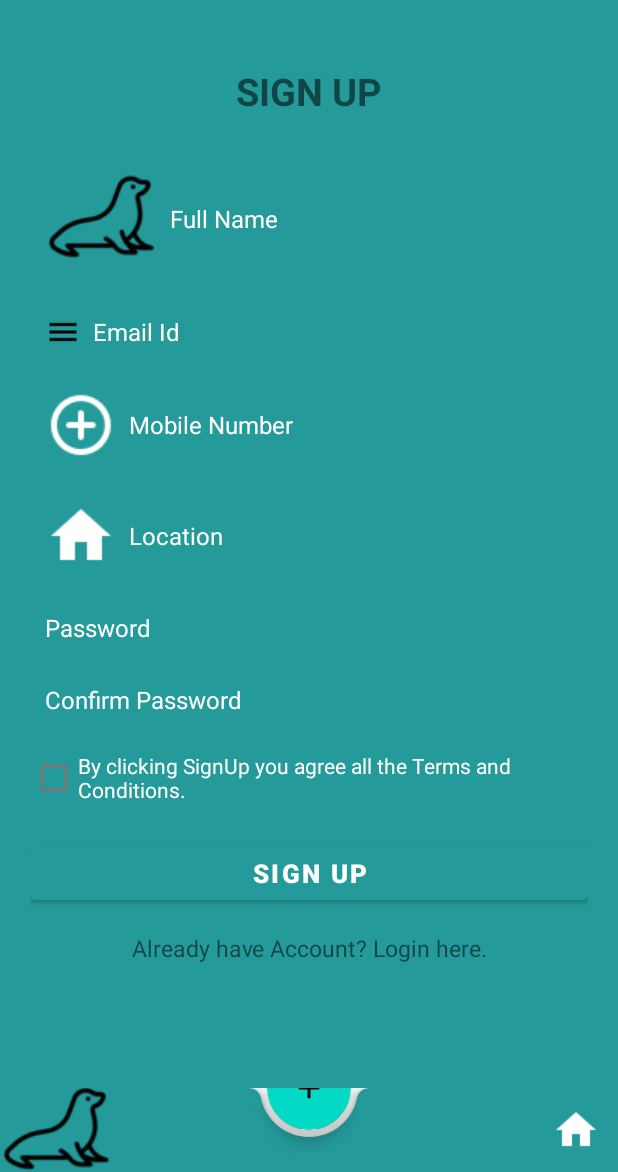
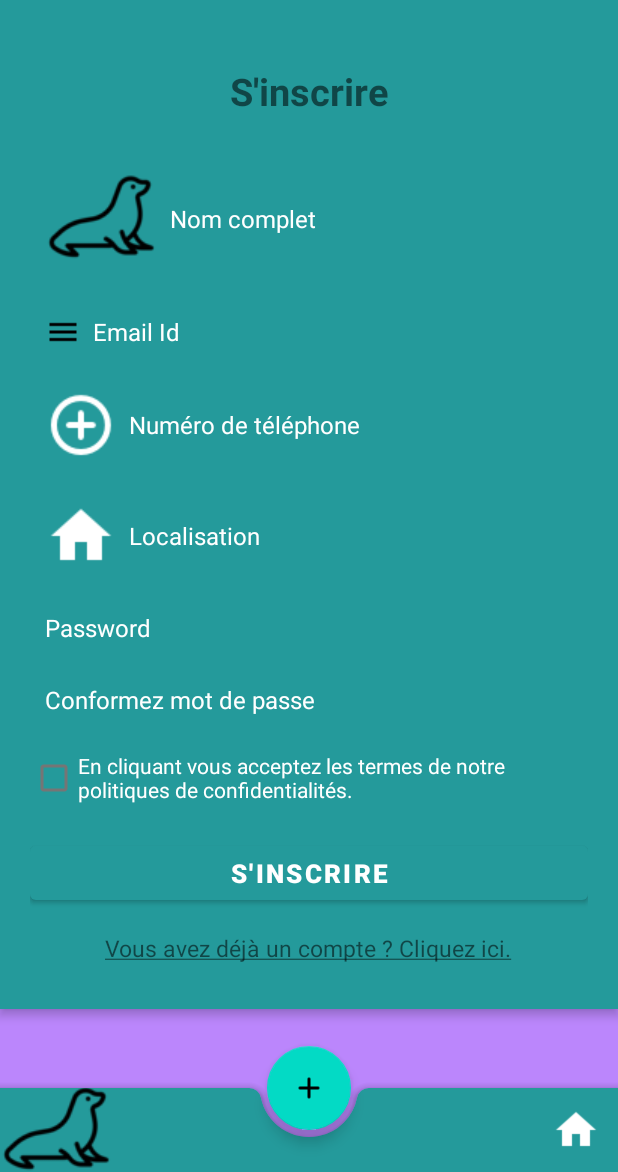
Before and after one commit to Beauget/HMIN205LeBonPetitCoin, an Android app: the fragment SignUpFragment placed in its activity, on a phone screen of 412 x 824 dp, the part 64-1236 px from its top. Run offline under Robolectric (Android 15) with nearby library versions, the phone set to English and light mode, and no system bars; our stand-ins replace Firebase (no records; nobody signed in at launch, a user with empty details on screens opened directly); libraries missing offline, so code that uses them is left out: com.firebase.ui.

Commit message:
extract string ressources + add authentification Firebase

```diff
--- a/app/build.gradle
+++ b/app/build.gradle
@@ -32,10 +32,14 @@ android {
 
 dependencies {
 
+
+    implementation platform('com.google.firebase:firebase-bom:26.7.0')
+    implementation 'com.google.firebase:firebase-analytics'
     implementation 'androidx.appcompat:appcompat:1.2.0'
     implementation 'com.google.android.material:material:1.3.0'
     implementation 'androidx.constraintlayout:constraintlayout:2.0.4'
     implementation 'com.google.android.material:material:1.3.0'
+    implementation 'com.firebaseui:firebase-ui-auth:6.4.0'
     testImplementation 'junit:junit:4.+'
     androidTestImplementation 'androidx.test.ext:junit:1.1.2'
     androidTestImplementation 'androidx.test.espresso:espresso-core:3.3.0'
--- a/app/src/main/java/com/example/lebonpetitcoin/Fragments/SignInFragment.java
+++ b/app/src/main/java/com/example/lebonpetitcoin/Fragments/SignInFragment.java
@@ -1,5 +1,6 @@
 package com.example.lebonpetitcoin.Fragments;
 
+import android.content.Intent;
 import android.os.Bundle;
 import android.view.LayoutInflater;
 import android.view.View;
@@ -15,18 +16,27 @@ import androidx.fragment.app.Fragment;
 import com.example.lebonpetitcoin.CustomToast;
 import com.example.lebonpetitcoin.R;
 import com.firebase.ui.auth.AuthUI;
+import com.firebase.ui.auth.IdpResponse;
+import com.google.firebase.auth.FirebaseAuth;
+import com.google.firebase.auth.FirebaseUser;
 
 import java.util.Arrays;
+import java.util.List;
 import java.util.regex.Matcher;
 import java.util.regex.Pattern;
 
 import static androidx.core.app.ActivityCompat.startActivityForResult;
 
 public class SignInFragment extends Fragment implements View.OnClickListener {
+    private static final int RC_SIGN_IN = 123;
+    private static final int RESULT_OK = 1;
     private static View view;
     private static EditText emailId, password;
     private static TextView login;
     private static Button signInButton;
+
+    List<AuthUI.IdpConfig> providers = Arrays.asList(
+            new AuthUI.IdpConfig.EmailBuilder().build());
 
 
     public static final String regEx = "^[a-zA-Z0-9_!#$%&’*+/=?`{|}~^.-]+@[a-zA-Z0-9.-]+$";
@@ -116,4 +126,27 @@ public class SignInFragment extends Fragment implements View.OnClickListener {
     }
 
 
+
+    // [START auth_fui_result]
+    @Override
+    public void onActivityResult(int requestCode, int resultCode, Intent data) {
+        super.onActivityResult(requestCode, resultCode, data);
+
+        if (requestCode == RC_SIGN_IN) {
+            IdpResponse response = IdpResponse.fromResultIntent(data);
+
+            if (resultCode == RESULT_OK) {
+                // Successfully signed in
+                FirebaseUser user = FirebaseAuth.getInstance().getCurrentUser();
+                // ...
+            } else {
+                // Sign in failed. If response is null the user canceled the
+                // sign-in flow using the back button. Otherwise check
+                // response.getError().getErrorCode() and handle the error.
+                // ...
+            }
+        }
+    }
+
+
 }
--- a/app/src/main/java/com/example/lebonpetitcoin/Fragments/SignUpFragment.java
+++ b/app/src/main/java/com/example/lebonpetitcoin/Fragments/SignUpFragment.java
@@ -23,6 +23,7 @@ import android.widget.TextView;
 import android.widget.Toast;
 
 import androidx.fragment.app.Fragment;
+import androidx.fragment.app.FragmentManager;
 
 public class SignUpFragment extends Fragment implements OnClickListener {
     private static View view;
@@ -31,8 +32,12 @@ public class SignUpFragment extends Fragment implements OnClickListener {
     private static TextView login;
     private static Button signUpButton;
     private static CheckBox terms_conditions;
+    private static TextView already_user;
+    private static Fragment signin;
 
     public static final String regEx = "^[a-zA-Z0-9_!#$%&’*+/=?`{|}~^.-]+@[a-zA-Z0-9.-]+$";
+
+
     public SignUpFragment() {
 
     }
@@ -61,6 +66,8 @@ public class SignUpFragment extends Fragment implements OnClickListener {
         signUpButton = (Button) view.findViewById(R.id.signUpBtn);
         login = (TextView) view.findViewById(R.id.already_user);
         terms_conditions = (CheckBox) view.findViewById(R.id.terms_conditions);
+        already_user = (TextView) view.findViewById(R.id.already_user);
+        signin = SignInFragment.newInstance();
 
         /*Setting text selector over textviews
         XmlResourceParser xrp = getResources().getXml(R.drawable.text_selector);
@@ -91,7 +98,8 @@ public class SignUpFragment extends Fragment implements OnClickListener {
             case R.id.already_user:
 
                 // Replace login fragment
-                //new MainActivity().showSignInFragment();
+               FragmentManager x = getFragmentManager();
+                x.beginTransaction().replace(R.id.activity_main_frame_layout,signin).commit();
                 break;
         }
 
--- a/app/src/main/res/layout/activity_main.xml
+++ b/app/src/main/res/layout/activity_main.xml
@@ -2,6 +2,7 @@
 <androidx.drawerlayout.widget.DrawerLayout
     android:layout_width="match_parent"
     android:layout_height="match_parent"
+    android:background="@color/purple_200"
     android:id="@+id/activity_main_drawer_layout"
     tools:openDrawer="left"
     xmlns:android="http://schemas.android.com/apk/res/android"
--- a/app/src/main/res/layout/fragment_signin.xml
+++ b/app/src/main/res/layout/fragment_signin.xml
@@ -1,7 +1,7 @@
 <?xml version="1.0" encoding="utf-8"?>
 <LinearLayout xmlns:android="http://schemas.android.com/apk/res/android"
     android:layout_width="fill_parent"
-    android:layout_height="fill_parent"
+    android:layout_height="wrap_content"
     android:orientation="vertical"
     android:padding="20dp"
     style="@style/Widget.MaterialComponents.AppBarLayout.Primary"
--- a/app/src/main/res/layout/fragment_signup.xml
+++ b/app/src/main/res/layout/fragment_signup.xml
@@ -1,9 +1,10 @@
 <?xml version="1.0" encoding="utf-8"?>
 <LinearLayout xmlns:android="http://schemas.android.com/apk/res/android"
     android:layout_width="fill_parent"
-    android:layout_height="fill_parent"
+    android:layout_height="wrap_content"
     android:orientation="vertical"
     android:padding="20dp"
+    android:id="@+id/signup"
     style="@style/Widget.MaterialComponents.AppBarLayout.Primary"
     >
 
@@ -172,6 +173,7 @@
         android:gravity="center"
         android:padding="10dp"
         android:text="@string/already_user"
+        android:clickable="true"
         android:textSize="15sp" />
 
 </LinearLayout>
--- a/app/src/main/res/menu/activity_main_menu_drawer.xml
+++ b/app/src/main/res/menu/activity_main_menu_drawer.xml
@@ -7,7 +7,7 @@
         <item
             android:id="@+id/activity_main_drawer_account"
             android:icon="@drawable/seal"
-            android:title="Mon compte" />
+            android:title="@string/mon_compte" />
     </group>
 
     <item android:title="Configuration">
@@ -16,15 +16,15 @@
                 <item
                     android:id="@+id/activity_main_drawer_message"
                     android:icon="@drawable/chat_24dp"
-                    android:title="Messages" />
+                    android:title="@string/messages" />
                 <item
                     android:id="@+id/activity_main_drawer_fav"
                     android:icon="@drawable/favorite_white_24dp"
-                    android:title="Mes favoris" />
+                    android:title="@string/mes_favoris" />
                 <item
                     android:id="@+id/activity_main_drawer_stats"
                     android:icon="@drawable/seal"
-                    android:title="Statistiques" />
+                    android:title="@string/statistiques" />
             </group>
         </menu>
     </item>
@@ -35,11 +35,11 @@
                 <item
                     android:id="@+id/activity_main_drawer_signIn"
                     android:icon="@drawable/chat_24dp"
-                    android:title="Sign in" />
+                    android:title="@string/s_identifier" />
                 <item
                     android:id="@+id/activity_main_drawer_signUp"
                     android:icon="@drawable/favorite_white_24dp"
-                    android:title="Sign up" />
+                    android:title="@string/s_inscrire" />
 
             </group>
         </menu>
--- a/app/src/main/res/values/strings.xml
+++ b/app/src/main/res/values/strings.xml
@@ -1,6 +1,5 @@
 <resources>
     <string name="app_name">LeBonPetitCoin</string>
-    <string name="mon_compte">Mon compte</string>
     <string name="barTitle">LeBonPetitCoin</string>
     <string name="d_connexion">Déconnexion</string>
 
@@ -12,21 +11,27 @@
     <string name="action_settings">Settings</string>
     <string name="email">Email Id</string>
     <string name="passowrd">Password</string>
-    <string name="login">LOGIN</string>
-    <string name="show_pwd">Show Password</string>
-    <string name="hide_pwd">Hide Password</string>
-    <string name="forgot">Forgot password?</string>
+    <string name="login">S\'authentifier</string>
+    <string name="show_pwd">Voir mot de passe</string>
+    <string name="hide_pwd">Cacher mot de passe</string>
+    <string name="forgot">Mot de passe oublié ?</string>
     <string name="closebutton">Close Button for Activity</string>
-    <string name="newUser">Not a Member yet? Sign Up here.</string>
-    <string name="fullName">Full Name</string>
-    <string name="mobileNumber">Mobile Number</string>
-    <string name="location">Location</string>
-    <string name="confirmPassword">Confirm Password</string>
-    <string name="terms_conditions">By clicking SignUp you agree all the Terms and Conditions.</string>
-    <string name="signUp">SIGN UP</string>
-    <string name="already_user">Already have Account? Login here.</string>
-    <string name="registered_emailid">Please enter your Registered Email Id below:</string>
-    <string name="submit">SUBMIT</string>
-    <string name="signIn">Sign in</string>
+    <string name="newUser">Pas encore membre ? Inscrivez-vous ici.</string>
+    <string name="fullName">Nom complet</string>
+    <string name="mobileNumber">Numéro de téléphone</string>
+    <string name="location">Localisation</string>
+    <string name="confirmPassword">Conformez mot de passe</string>
+    <string name="terms_conditions">En cliquant vous acceptez les termes de notre politiques de confidentialités.</string>
+    <string name="signUp">S\'inscrire</string>
+    <string name="already_user"><u>Vous avez déjà un compte ? Cliquez ici.</u></string>
+    <string name="registered_emailid">Entre votre mail ici : </string>
+    <string name="submit">Envoyez</string>
+    <string name="signIn">S\'authentifier</string>
+    <string name="mon_compte">Mon compte</string>
+    <string name="messages">Messages</string>
+    <string name="mes_favoris">Mes favoris</string>
+    <string name="statistiques">Statistiques</string>
+    <string name="s_identifier">S\'identifier</string>
+    <string name="s_inscrire">S\'inscrire</string>
 
 </resources>
```
Also changed, not shown: app/src/main/java/com/example/lebonpetitcoin/MainActivity.java (+36 -3 lines), app/src/main/java/com/example/lebonpetitcoin/accountActivity.java (added, +16 -0 lines), app/src/main/res/layout/account_activity.xml (added, +13 -0 lines), app/src/main/res/menu/top_appbar_menu.xml (added, +13 -0 lines), 297 other files.
